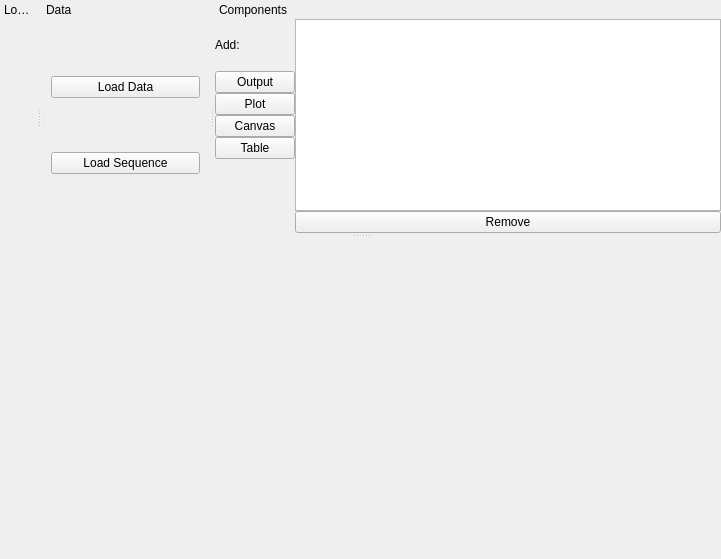
First picture: the form in lib/analysis/AnalyzerTemplate.ui, repository acq4/acq4, before the edit.
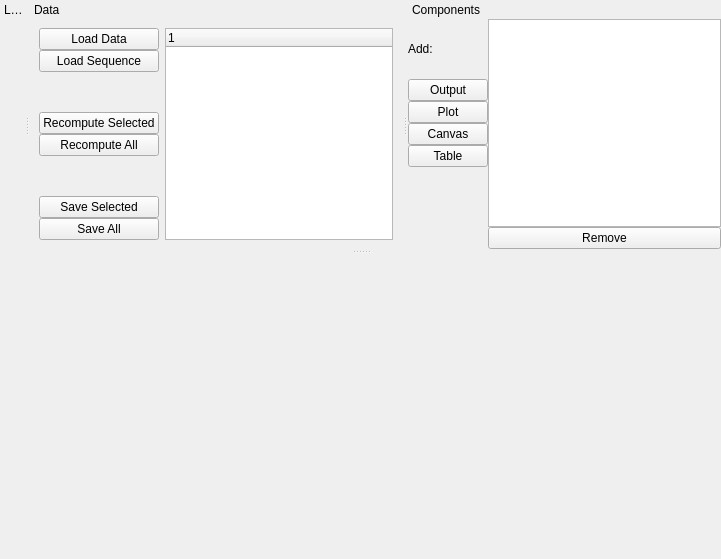
Second picture: the form after the edit.

Patch:
```diff
--- a/lib/analysis/AnalyzerTemplate.ui
+++ b/lib/analysis/AnalyzerTemplate.ui
@@ -40,18 +40,86 @@
     <number>4</number>
    </attribute>
    <widget class="QWidget" name="dockWidgetContents_2">
-    <layout class="QGridLayout" name="gridLayout_2">
-     <item row="0" column="0">
-      <widget class="QPushButton" name="loadDataBtn">
-       <property name="text">
-        <string>Load Data</string>
+    <layout class="QHBoxLayout" name="horizontalLayout">
+     <item>
+      <layout class="QVBoxLayout" name="verticalLayout">
+       <property name="spacing">
+        <number>0</number>
        </property>
-      </widget>
+       <item>
+        <widget class="QPushButton" name="loadDataBtn">
+         <property name="text">
+          <string>Load Data</string>
+         </property>
+        </widget>
+       </item>
+       <item>
+        <widget class="QPushButton" name="loadSequenceBtn">
+         <property name="text">
+          <string>Load Sequence</string>
+         </property>
+        </widget>
+       </item>
+       <item>
+        <spacer name="verticalSpacer_3">
+         <property name="orientation">
+          <enum>Qt::Vertical</enum>
+         </property>
+         <property name="sizeHint" stdset="0">
+          <size>
+           <width>20</width>
+           <height>40</height>
+          </size>
+         </property>
+        </spacer>
+       </item>
+       <item>
+        <widget class="QPushButton" name="recompSelectedBtn">
+         <property name="text">
+          <string>Recompute Selected</string>
+         </property>
+        </widget>
+       </item>
+       <item>
+        <widget class="QPushButton" name="recompAllBtn">
+         <property name="text">
+          <string>Recompute All</string>
+         </property>
+        </widget>
+       </item>
+       <item>
+        <spacer name="verticalSpacer_2">
+         <property name="orientation">
+          <enum>Qt::Vertical</enum>
+         </property>
+         <property name="sizeHint" stdset="0">
+          <size>
+           <width>20</width>
+           <height>40</height>
+          </size>
+         </property>
+        </spacer>
+       </item>
+       <item>
+        <widget class="QPushButton" name="saveSelectedBtn">
+         <property name="text">
+          <string>Save Selected</string>
+         </property>
+        </widget>
+       </item>
+       <item>
+        <widget class="QPushButton" name="saveAllBtn">
+         <property name="text">
+          <string>Save All</string>
+         </property>
+        </widget>
+       </item>
+      </layout>
      </item>
-     <item row="1" column="0">
-      <widget class="QPushButton" name="loadSequenceBtn">
-       <property name="text">
-        <string>Load Sequence</string>
+     <item>
+      <widget class="QTreeWidget" name="dataTree">
+       <property name="selectionMode">
+        <enum>QAbstractItemView::MultiSelection</enum>
        </property>
       </widget>
      </item>
```
